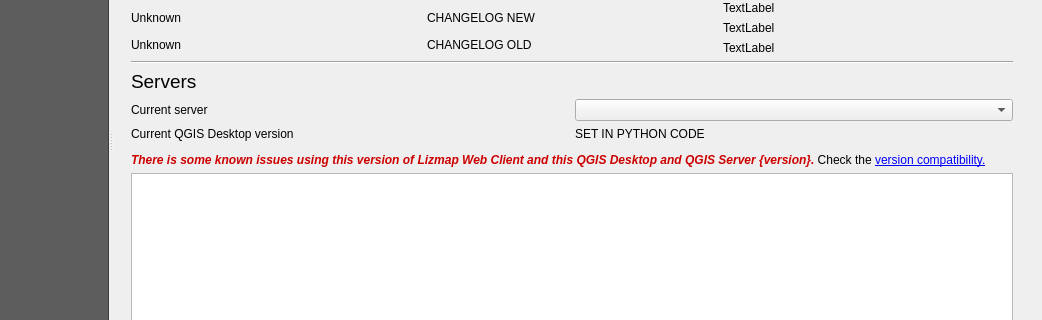
The window that lizmap/resources/ui/ui_lizmap.ui (3liz/lizmap-plugin) describes before a commit, drawn with Qt 5; both pictures show x 158 to 1200 and y 295 to 615 of the 1200 by 900 pixel window.
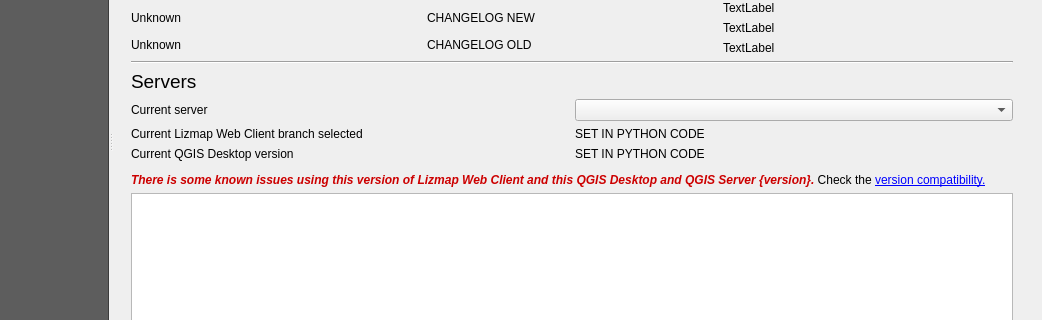
The same window after the commit. Custom widgets are drawn as their Qt base class.

Commit message: Trying to show the current LWC target version : for UI and saving CFG file

Diff of the .ui file:
```diff
--- a/lizmap/resources/ui/ui_lizmap.ui
+++ b/lizmap/resources/ui/ui_lizmap.ui
@@ -579,6 +579,24 @@
              </item>
             </layout>
            </item>
+           <item>
+            <layout class="QHBoxLayout" name="horizontalLayout_11">
+             <item>
+              <widget class="QLabel" name="label_current_lwc_label">
+               <property name="text">
+                <string>Current Lizmap Web Client branch selected</string>
+               </property>
+              </widget>
+             </item>
+             <item>
+              <widget class="QLabel" name="label_current_lwc">
+               <property name="text">
+                <string notr="true">SET IN PYTHON CODE</string>
+               </property>
+              </widget>
+             </item>
+            </layout>
+           </item>
            <item>
             <layout class="QHBoxLayout" name="horizontalLayout_12">
              <item>
```
The commit also changes 2 other files.
